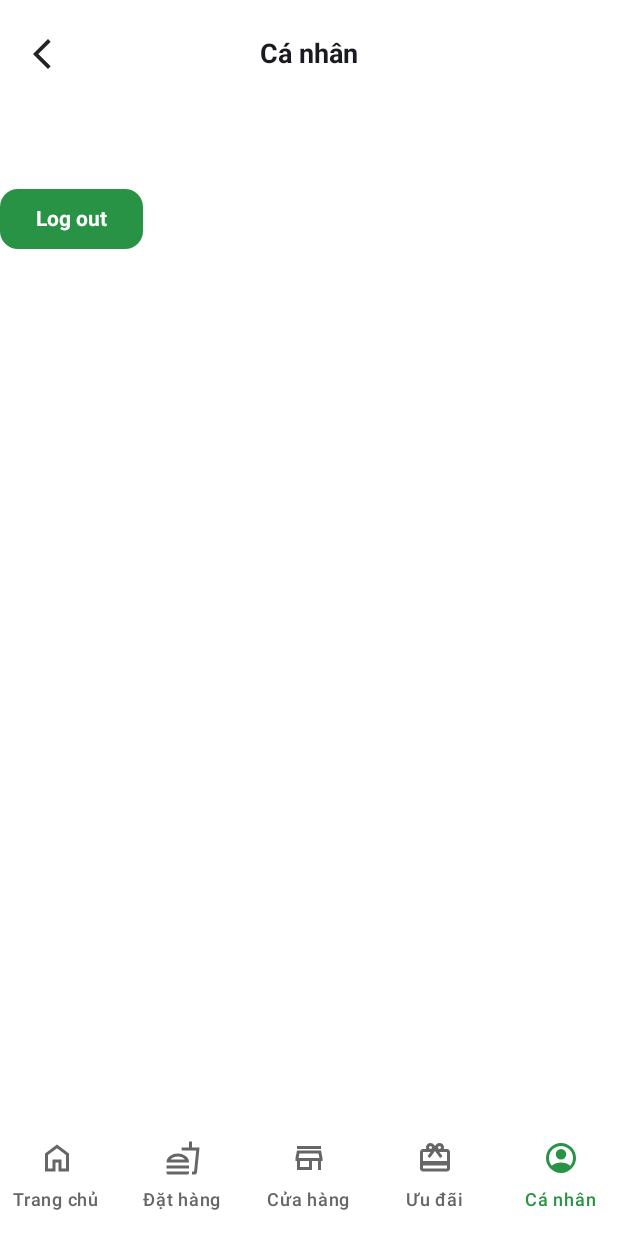
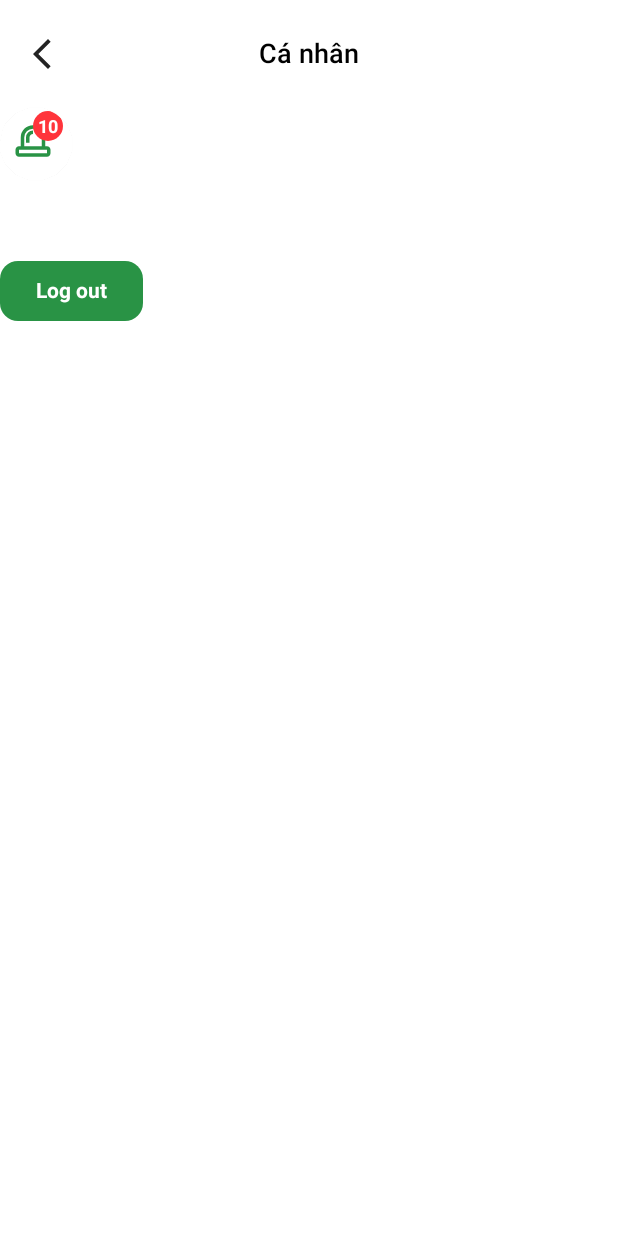
Before and after one commit to MyGreenZone/Customer-Kotlin, an Android app built with Jetpack Compose: the ProfileScreen screen opened through its navigation route, on a phone screen of 412 x 824 dp. Run offline under Robolectric (Android 15) with nearby library versions, the phone set to English and light mode, and no system bars.

Commit message:
create IconWithBadge

```diff
--- a/app/src/main/java/com/example/greenzone_customer/MainActivity.kt
+++ b/app/src/main/java/com/example/greenzone_customer/MainActivity.kt
@@ -7,6 +7,7 @@ import androidx.activity.enableEdgeToEdge
 import androidx.navigation.compose.rememberNavController
 import com.example.greenzone_customer.screens.auth.LoginScreen
 import com.example.greenzone_customer.screens.bottom_navs.HomeScreen
+import com.example.greenzone_customer.screens.bottom_navs.ProfileScreen
 import com.example.greenzone_customer.ui.theme.GreenZoneCustomerTheme
 
 class MainActivity : ComponentActivity() {
@@ -16,7 +17,7 @@ class MainActivity : ComponentActivity() {
         setContent {
             GreenZoneCustomerTheme { val navController = rememberNavController()
                MainScreen(navController =  navController)
-//                LoginScreen(navController = navController)
+                ProfileScreen(navController = navController)
             }
         }
     }
--- /dev/null
+++ b/app/src/main/java/com/example/greenzone_customer/components/headers/IconWithBadge.kt
@@ -0,0 +1,78 @@
+package com.example.greenzone_customer.components.headers
+
+import androidx.compose.foundation.background
+import androidx.compose.foundation.border
+import androidx.compose.foundation.clickable
+import androidx.compose.foundation.layout.Box
+import androidx.compose.foundation.layout.absoluteOffset
+import androidx.compose.foundation.layout.padding
+import androidx.compose.foundation.layout.size
+import androidx.compose.foundation.shape.RoundedCornerShape
+import androidx.compose.material.icons.Icons
+import androidx.compose.material3.Icon
+import androidx.compose.material3.Text
+import androidx.compose.runtime.Composable
+import androidx.compose.ui.Alignment
+import androidx.compose.ui.Modifier
+import androidx.compose.ui.draw.shadow
+import androidx.compose.ui.res.painterResource
+import androidx.compose.ui.text.TextStyle
+import androidx.compose.ui.text.font.FontWeight
+import androidx.compose.ui.tooling.preview.Preview
+import androidx.compose.ui.unit.dp
+import androidx.compose.ui.unit.sp
+import com.example.greenzone_customer.R
+import com.example.greenzone_customer.constants.UIKeys
+import com.example.greenzone_customer.ui.theme.GZColor
+
+
+@Composable
+fun IconWithBadge(
+    quantity: Int = 10,
+    onClick: () -> Unit = {}
+) {
+    Box(
+        modifier = Modifier
+            .size(48.dp)
+            .background(color = GZColor.white, shape = RoundedCornerShape(24.dp))
+            .shadow(
+                elevation = 1.dp,
+                shape = RoundedCornerShape(24.dp),
+                clip = true,
+                ambientColor = GZColor.gray700,
+                spotColor = GZColor.white
+            )
+            .clickable(onClick = onClick)
+            .padding(8.dp),
+        content = {
+            Icon(
+                painter = painterResource(R.drawable.siren_24px),
+                contentDescription = "Icon bell",
+                tint = GZColor.primary,
+                modifier = Modifier
+                    .size(28.dp)
+            )
+            if (quantity < UIKeys.MAX_QUANTITY &&
+                quantity > UIKeys.MIN_QUANTITY
+            ) {
+                Box(
+                    modifier = Modifier
+                        .size(20.dp)
+                        .absoluteOffset(x = 14.dp, y = -6.dp)
+                        .background(color = GZColor.red800, shape = RoundedCornerShape(10.dp)),
+                    contentAlignment = Alignment.Center,
+                    content = {
+                        Text(
+                            text = quantity.toString(),
+                            style = TextStyle(
+                                color = GZColor.white,
+                                fontSize = UIKeys.TEXT_SIZE_SMALL.sp,
+                                fontWeight = FontWeight.Bold
+                            )
+                        )
+                    }
+                )
+            }
+        }
+    )
+}
--- a/app/src/main/java/com/example/greenzone_customer/components/headers/NormalHeader.kt
+++ b/app/src/main/java/com/example/greenzone_customer/components/headers/NormalHeader.kt
@@ -54,7 +54,7 @@ fun NormalHeader(
                 text = title,
                 modifier = Modifier,
                 textStyle = TextStyle(
-                    fontWeight = FontWeight.Bold,
+                    fontWeight = FontWeight.SemiBold,
                     fontSize = UIKeys.TEXT_SIZE_HEADER.sp
                 )
             )
--- a/app/src/main/java/com/example/greenzone_customer/screens/bottom_navs/ProfileScreen.kt
+++ b/app/src/main/java/com/example/greenzone_customer/screens/bottom_navs/ProfileScreen.kt
@@ -13,6 +13,7 @@ import androidx.compose.ui.unit.dp
 import androidx.compose.ui.unit.sp
 import androidx.navigation.NavHostController
 import com.example.greenzone_customer.components.buttons.PrimaryButton
+import com.example.greenzone_customer.components.headers.IconWithBadge
 import com.example.greenzone_customer.components.headers.NormalHeader
 import com.example.greenzone_customer.navigations.graph_routes.AuthRoutes
 import com.example.greenzone_customer.ui.theme.GZColor
@@ -24,7 +25,7 @@ fun ProfileScreen(navController: NavHostController) {
 
     ) {
         NormalHeader(title = "Cá nhân")
-
+        IconWithBadge()
         PrimaryButton(
             modifier = Modifier.padding(top = 50.dp),
             title = "Log out",
--- /dev/null
+++ b/app/src/main/res/drawable/siren_24px.xml
@@ -0,0 +1,10 @@
+<vector xmlns:android="http://schemas.android.com/apk/res/android"
+    android:width="24dp"
+    android:height="24dp"
+    android:viewportWidth="960"
+    android:viewportHeight="960"
+    android:tint="?attr/colorControlNormal">
+  <path
+      android:fillColor="@android:color/white"
+      android:pathData="M160,760L800,760Q800,760 800,760Q800,760 800,760L800,680Q800,680 800,680Q800,680 800,680L160,680Q160,680 160,680Q160,680 160,680L160,760Q160,760 160,760Q160,760 160,760ZM320,520L400,520L400,400Q400,367 423.5,343.5Q447,320 480,320L480,240Q414,240 367,287Q320,334 320,400L320,520ZM480,680Q480,680 480,680Q480,680 480,680L480,680Q480,680 480,680Q480,680 480,680L480,680Q480,680 480,680Q480,680 480,680L480,680Q480,680 480,680Q480,680 480,680ZM280,600L680,600L680,400Q680,317 621.5,258.5Q563,200 480,200Q397,200 338.5,258.5Q280,317 280,400L280,600ZM160,840Q127,840 103.5,816.5Q80,793 80,760L80,680Q80,647 103.5,623.5Q127,600 160,600L200,600L200,400Q200,283 281.5,201.5Q363,120 480,120Q597,120 678.5,201.5Q760,283 760,400L760,600L800,600Q833,600 856.5,623.5Q880,647 880,680L880,760Q880,793 856.5,816.5Q833,840 800,840L160,840ZM480,600L480,600Q480,600 480,600Q480,600 480,600Q480,600 480,600Q480,600 480,600L480,600Z"/>
+</vector>
```
